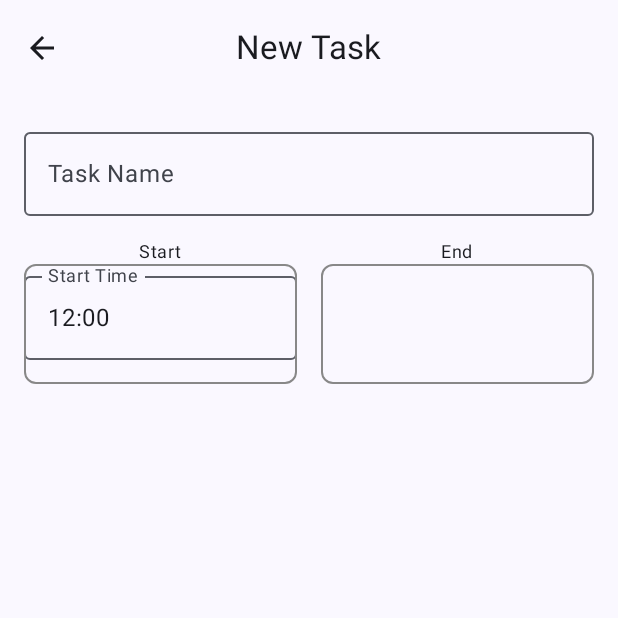
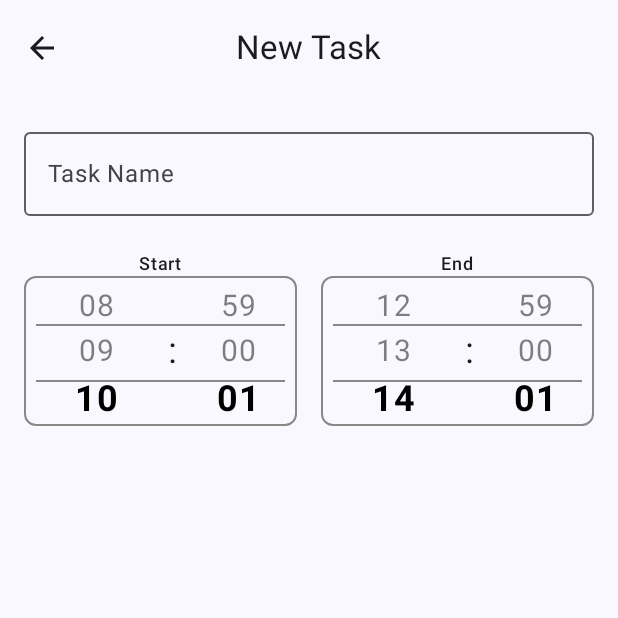
Before and after one commit to Lucy-zh321/Selfcareapp_rb20, an Android app built with Jetpack Compose: the AddTaskScreen screen opened through its navigation route, on a phone screen of 412 x 824 dp, the top half of it. Run offline under Robolectric (Android 15) with nearby library versions, the phone set to English and light mode, and no system bars.

Commit message:
added the scrollable times

```diff
--- a/app/src/main/java/com/example/selfcare/MainActivity.kt
+++ b/app/src/main/java/com/example/selfcare/MainActivity.kt
@@ -39,8 +39,6 @@ import androidx.compose.material.icons.automirrored.filled.ArrowForward
 import androidx.compose.ui.draw.clip
 import androidx.compose.foundation.border
 import androidx.compose.material3.FloatingActionButton
-import androidx.compose.material3.AlertDialog
-import androidx.compose.material3.TextButton
 import androidx.compose.material3.IconButton
 import androidx.compose.material3.MaterialTheme
 import androidx.compose.material.icons.filled.Add
@@ -49,14 +47,22 @@ import androidx.navigation.compose.composable
 import androidx.navigation.compose.rememberNavController
 import androidx.compose.foundation.lazy.LazyColumn
 import androidx.compose.foundation.shape.RoundedCornerShape
-import androidx.compose.foundation.clickable
 import androidx.compose.foundation.lazy.rememberLazyListState
-import kotlinx.coroutines.launch
-import androidx.compose.foundation.lazy.itemsIndexed
-import androidx.compose.ui.*
 import androidx.compose.ui.unit.*
-import kotlin.math.max
-import kotlin.math.min
+import androidx.compose.foundation.gestures.snapping.rememberSnapFlingBehavior
+import androidx.compose.animation.core.animateDpAsState
+import androidx.compose.animation.core.animateFloatAsState
+import androidx.compose.foundation.layout.*
+import androidx.compose.foundation.lazy.LazyColumn
+import androidx.compose.foundation.lazy.rememberLazyListState
+import androidx.compose.foundation.lazy.items
+import androidx.compose.foundation.text.BasicText
+import androidx.compose.material3.Divider
+import androidx.compose.runtime.*
+import androidx.compose.ui.unit.*
+import androidx.compose.ui.platform.LocalDensity
+import androidx.compose.foundation.gestures.snapping.rememberSnapFlingBehavior
+
 
 
 
@@ -308,42 +314,6 @@ fun CalendarView(modifier: Modifier = Modifier) {
     }
 }
 
-@Composable
-fun TaskDialog(
-    taskName: String,
-    taskTime: String,
-    onTaskNameChange: (String) -> Unit,
-    onTaskTimeChange: (String) -> Unit,
-    onDismiss: () -> Unit,
-    onSave: () -> Unit
-) {
-    AlertDialog(
-        onDismissRequest = onDismiss,
-        title = { Text("Add Task") },
-        text = {
-            Column {
-                Text("Task Name:")
-                TextField(
-                    value = taskName,
-                    onValueChange = onTaskNameChange,
-                    modifier = Modifier.fillMaxWidth()
-                )
-                Spacer(modifier = Modifier.height(8.dp))
-                Text("Time:")
-                TextField(
-                    value = taskTime,
-                    onValueChange = onTaskTimeChange,
-                    modifier = Modifier.fillMaxWidth()
-                )
-            }
-        },
-        confirmButton = {
-            TextButton(onClick = onSave) {
-                Text("Save")
-            }
-        }
-    )
-}
 
 
 
@@ -358,19 +328,19 @@ fun BottomNavBar() {
     NavigationBar {
         NavigationBarItem(
             icon = { Icon(Icons.Default.DateRange, contentDescription = "Back") },
-            label = { Text("Back") },
+            label = { Text("Calendar") },
             selected = false,
             onClick = { /* Handle click */ }
         )
         NavigationBarItem(
             icon = { Icon(Icons.Default.FavoriteBorder, contentDescription = "Health") },
-            label = { Text("Next") },
+            label = { Text("Health") },
             selected = false,
             onClick = { /* Handle click */ }
         )
         NavigationBarItem(
             icon = { Icon(Icons.Default.Lock, contentDescription = "Financials") },
-            label = { Text("Settings") },
+            label = { Text("Financials") },
             selected = false,
             onClick = { /* Handle click */ }
         )
@@ -381,12 +351,11 @@ fun BottomNavBar() {
 @Composable
 fun AddTaskScreen(onBack: () -> Unit) {
     var taskName by remember { mutableStateOf("") }
-    var startHour by remember { mutableStateOf(12) }
+    var startHour by remember { mutableStateOf(9) }
     var startMinute by remember { mutableStateOf(0) }
     var endHour by remember { mutableStateOf(13) }
     var endMinute by remember { mutableStateOf(0) }
-    var startTime by remember { mutableStateOf("12:00") }
-    var endTime by remember { mutableStateOf("13:00") }
+
     Scaffold(
         topBar = {
             CenterAlignedTopAppBar(
@@ -413,58 +382,215 @@ fun AddTaskScreen(onBack: () -> Unit) {
                 modifier = Modifier.fillMaxWidth()
             )
 
-            Spacer(modifier = Modifier.height(16.dp))
+            Spacer(modifier = Modifier.height(24.dp))
 
-            // Row with two empty boxes side by side
             Row(
                 modifier = Modifier.fillMaxWidth(),
-                horizontalArrangement = Arrangement.spacedBy(16.dp) // Adjust spacing between boxes
+                horizontalArrangement = Arrangement.spacedBy(16.dp)
             ) {
-                // Left box (Start)
+                // Start Time Picker
                 Column(
                     horizontalAlignment = Alignment.CenterHorizontally,
                     modifier = Modifier.weight(1f)
                 ) {
-                    Text(text = "Start", style = MaterialTheme.typography.bodySmall)
+                    Text(text = "Start", style = MaterialTheme.typography.labelMedium)
                     Box(
                         modifier = Modifier
-                            .height(80.dp)
-                            .fillMaxWidth() // Ensure the box fills the available width
+                            .height(100.dp)
+                            .fillMaxWidth()
                             .border(1.dp, Color.Gray, RoundedCornerShape(8.dp))
-                    ){
-                        // Simple text field for the Start time (e.g., "12:30")
-                        OutlinedTextField(
-                            value = startTime,
-                            onValueChange = { newTime ->
-                                startTime = newTime
-                            },
-                            label = { Text("Start Time") },
-                            modifier = Modifier.fillMaxWidth()
+                            .padding(8.dp)
+                    ) {
+                        TimePickerWheel(
+                            selectedHour = startHour,
+                            selectedMinute = startMinute,
+                            onHourChange = { startHour = it },
+                            onMinuteChange = { startMinute = it }
                         )
                     }
-
-
-
-
-
-
-
-
-
                 }
 
-                // Right box (End)
+                // End Time Picker
                 Column(
                     horizontalAlignment = Alignment.CenterHorizontally,
                     modifier = Modifier.weight(1f)
                 ) {
-                    Text(text = "End", style = MaterialTheme.typography.bodySmall)
+                    Text(text = "End", style = MaterialTheme.typography.labelMedium)
                     Box(
                         modifier = Modifier
-                            .height(80.dp)
-                            .fillMaxWidth() // Ensure the box fills the available width
+                            .height(100.dp)
+                            .fillMaxWidth()
+                            .border(1.dp, Color.Gray, RoundedCornerShape(8.dp))
+                            .padding(8.dp)
+                    ) {
+                        TimePickerWheel(
+                            selectedHour = endHour,
+                            selectedMinute = endMinute,
+                            onHourChange = { endHour = it },
+                            onMinuteChange = { endMinute = it }
+                        )
+                    }
+                }
+            }
+        }
+    }
+}
 
-                            .border(1.dp, Color.Gray, RoundedCornerShape(8.dp))
+
+@Composable
+fun TimePickerWheel(
+    selectedHour: Int,
+    selectedMinute: Int,
+    onHourChange: (Int) -> Unit,
+    onMinuteChange: (Int) -> Unit
+) {
+    val visibleItems = 3
+    val cellHeight = 30.dp
+    val hourList = remember { (0..23).toList() }
+    val minuteList = remember { (0..59).toList() }
+
+    val repeatedHours = remember { List(100) { hourList }.flatten() }
+    val repeatedMinutes = remember { List(100) { minuteList }.flatten() }
+
+    val hourState = rememberLazyListState(50 * hourList.size + selectedHour)
+    val minuteState = rememberLazyListState(50 * minuteList.size + selectedMinute)
+
+    val isHourScrolling by remember { derivedStateOf { hourState.isScrollInProgress } }
+    val isMinuteScrolling by remember { derivedStateOf { minuteState.isScrollInProgress } }
+    var hourSelectedIndex by remember { mutableStateOf(-1) }
+    var minuteSelectedIndex by remember { mutableStateOf(-1) }
+
+
+    // Snap selection when scrolling stops
+    // Get the hour that's visually centered
+    LaunchedEffect(hourState.isScrollInProgress.not()) {
+        val visibleItems = hourState.layoutInfo.visibleItemsInfo
+        val center = hourState.layoutInfo.viewportSize.height / 2
+        val centeredItem = visibleItems.minByOrNull {
+            kotlin.math.abs((it.offset + it.size / 2) - center)
+        }
+        centeredItem?.let {
+            hourSelectedIndex = it.index
+            val hour = repeatedHours[it.index % repeatedHours.size]
+            onHourChange(hour)
+        }
+    }
+
+
+
+    LaunchedEffect(minuteState.isScrollInProgress.not()) {
+        val visibleItems = minuteState.layoutInfo.visibleItemsInfo
+        val center = minuteState.layoutInfo.viewportSize.height / 2
+        val centeredItem = visibleItems.minByOrNull {
+            kotlin.math.abs((it.offset + it.size / 2) - center)
+        }
+        centeredItem?.let {
+            minuteSelectedIndex = it.index
+            val minute = repeatedMinutes[it.index % repeatedMinutes.size]
+            onMinuteChange(minute)
+        }
+    }
+
+
+
+    val selectorLineColor = Color.Gray
+    val selectorLineThickness = 1.dp
+
+    Box(
+        modifier = Modifier
+            .height(cellHeight * visibleItems)
+            .fillMaxWidth()
+    ) {
+        // Selector lines (top & bottom)
+        Column(
+            modifier = Modifier.matchParentSize()
+        ) {
+            Spacer(modifier = Modifier.height(cellHeight - 6.dp))
+            Divider(
+                color = selectorLineColor,
+                thickness = selectorLineThickness,
+                modifier = Modifier.fillMaxWidth()
+            )
+            Spacer(modifier = Modifier.height(cellHeight + 6.dp))
+            Divider(
+                color = selectorLineColor,
+                thickness = selectorLineThickness,
+                modifier = Modifier.fillMaxWidth()
+            )
+        }
+
+        Row(
+            modifier = Modifier.fillMaxSize(),
+            horizontalArrangement = Arrangement.Center,
+            verticalAlignment = Alignment.CenterVertically
+        ) {
+            // Hour Wheel
+            LazyColumn(
+                state = hourState,
+                modifier = Modifier.width(80.dp),
+                horizontalAlignment = Alignment.CenterHorizontally,
+                flingBehavior = rememberSnapFlingBehavior(hourState),
+                contentPadding = PaddingValues(vertical = cellHeight)
+            ) {
+                items(repeatedHours.size) { index ->
+                    val hour = repeatedHours[index]
+                    val isSelected = index == hourSelectedIndex && !isHourScrolling
+                    val animatedSize by animateDpAsState(
+                        targetValue = if (isSelected) 24.dp else 20.dp,
+                        label = "HourSize"
+                    )
+                    val animatedAlpha by animateFloatAsState(
+                        targetValue = if (isSelected) 1f else 0.5f,
+                        label = "HourAlpha"
+                    )
+                    Text(
+                        text = hour.toString().padStart(2, '0'),
+                        modifier = Modifier
+                            .height(cellHeight)
+                            .width(60.dp),
+                        fontSize = with(LocalDensity.current) { animatedSize.toSp() },
+                        fontWeight = if (isSelected) FontWeight.Bold else FontWeight.Normal,
+                        color = Color.Black.copy(alpha = animatedAlpha),
+                        textAlign = TextAlign.Center
+                    )
+                }
+            }
+
+            // Colon
+            Text(
+                text = ":",
+                fontSize = 24.sp,
+                modifier = Modifier.padding(horizontal = 8.dp)
+            )
+
+            // Minute Wheel
+            LazyColumn(
+                state = minuteState,
+                modifier = Modifier.width(80.dp),
+                horizontalAlignment = Alignment.CenterHorizontally,
+                flingBehavior = rememberSnapFlingBehavior(minuteState),
+                contentPadding = PaddingValues(vertical = cellHeight)
+            ) {
+                items(repeatedMinutes.size) { index ->
+                    val minute = repeatedMinutes[index]
+                    val isSelected = index == minuteSelectedIndex && !isMinuteScrolling
+                    val animatedSize by animateDpAsState(
+                        targetValue = if (isSelected) 24.dp else 20.dp,
+                        label = "MinuteSize"
+                    )
+                    val animatedAlpha by animateFloatAsState(
+                        targetValue = if (isSelected) 1f else 0.5f,
+                        label = "MinuteAlpha"
+                    )
+                    Text(
+                        text = minute.toString().padStart(2, '0'),
+                        modifier = Modifier
+                            .height(cellHeight)
+                            .width(60.dp),
+                        fontSize = with(LocalDensity.current) { animatedSize.toSp() },
+                        fontWeight = if (isSelected) FontWeight.Bold else FontWeight.Normal,
+                        color = Color.Black.copy(alpha = animatedAlpha),
+                        textAlign = TextAlign.Center
                     )
                 }
             }
@@ -473,177 +599,8 @@ fun AddTaskScreen(onBack: () -> Unit) {
 }
 
 
-//@Composable
-//fun TimePickerBox(
-//    label: String,
-//    hour: Int,
-//    minute: Int,
-//    onHourChange: (Int) -> Unit,
-//    onMinuteChange: (Int) -> Unit
-//) {
-//    val hourList = (0..23).map { it.toString().padStart(2, '0') }
-//    val minuteList = (0..59).map { it.toString().padStart(2, '0') }
-//    val listState = rememberLazyListState()
-//
-//    Column(
-//        modifier = Modifier
-//            .background(Color(0xFFF0F0F0), shape = RoundedCornerShape(8.dp))
-//            .padding(16.dp)
-//    ) {
-//        Text(text = label, style = MaterialTheme.typography.bodyLarge)
-//
-//        Spacer(modifier = Modifier.height(8.dp))
-//
-//        Column(
-//            horizontalAlignment = Alignment.CenterHorizontally
-//        ) {
-//            Text(text = hourList[hour], style = MaterialTheme.typography.headlineSmall)
-//
-//            // Faded hour and minute values
-//            Row(
-//                horizontalArrangement = Arrangement.Center,
-//                verticalAlignment = Alignment.CenterVertically
-//            ) {
-//                Text(
-//                    text = hourList[max(0, hour - 1)],
-//                    style = MaterialTheme.typography.bodySmall.copy(color = Color.Gray)
-//                )
-//                Spacer(modifier = Modifier.width(4.dp))
-//                Text(text = ":", style = MaterialTheme.typography.bodySmall)
-//                Spacer(modifier = Modifier.width(4.dp))
-//                Text(
-//                    text = hourList[min(23, hour + 1)],
-//                    style = MaterialTheme.typography.bodySmall.copy(color = Color.Gray)
-//                )
-//            }
-//
-//            Spacer(modifier = Modifier.height(16.dp))
-//
-//            // Minute picker
-//            Text(text = minuteList[minute], style = MaterialTheme.typography.headlineSmall)
-//
-//            // Faded minute values
-//            Row(
-//                horizontalArrangement = Arrangement.Center,
-//                verticalAlignment = Alignment.CenterVertically
-//            ) {
-//                Text(
-//                    text = minuteList[max(0, minute - 1)],
-//                    style = MaterialTheme.typography.bodySmall.copy(color = Color.Gray)
-//                )
-//                Spacer(modifier = Modifier.width(4.dp))
-//                Text(text = ":", style = MaterialTheme.typography.bodySmall)
-//                Spacer(modifier = Modifier.width(4.dp))
-//                Text(
-//                    text = minuteList[min(59, minute + 1)],
-//                    style = MaterialTheme.typography.bodySmall.copy(color = Color.Gray)
-//                )
-//            }
-//
-//            Spacer(modifier = Modifier.height(16.dp))
-//
-//            // Lazy Column for scrolling hours and minutes
-//            LazyColumn(state = listState) {
-//                itemsIndexed(hourList) { index, item ->
-//                    Row(
-//                        modifier = Modifier
-//                            .fillMaxWidth()
-//                            .clickable {
-//                                onHourChange(index)
-//                            }
-//                            .padding(8.dp),
-//                        horizontalArrangement = Arrangement.Center
-//                    ) {
-//                        Text(text = item, style = MaterialTheme.typography.bodyLarge)
-//                    }
-//                }
-//            }
-//        }
-//    }
-//}
 
-//@Composable
-//fun TimePickerBox(
-//    label: String,
-//    selectedHour: Int,
-//    selectedMinute: Int,
-//    onHourChange: (Int) -> Unit,
-//    onMinuteChange: (Int) -> Unit,
-//    modifier: Modifier = Modifier
-//) {
-//    val hours = (0..23).toList()
-//    val minutes = (0..59).toList()
-//
-//    Column(
-//        modifier = Modifier
-//            .height(180.dp)
-//            .clip(RoundedCornerShape(16.dp))
-//            .background(Color(0xFFF3F3F3))
-//            .padding(8.dp)
-//    ) {
-//        Text(
-//            text = label,
-//            style = MaterialTheme.typography.labelLarge,
-//            modifier = Modifier.padding(bottom = 4.dp)
-//        )
-//        Divider(color = Color.Gray, thickness = 1.dp)
-//        Row(
-//            modifier = Modifier.fillMaxWidth(),
-//            horizontalArrangement = Arrangement.SpaceEvenly
-//        ) {
-//            TimeScrollColumn(
-//                items = hours,
-//                selectedItem = selectedHour,
-//                onSelectedItemChange = onHourChange
-//            )
-//            Text(":", style = MaterialTheme.typography.headlineMedium, modifier = Modifier.align(Alignment.CenterVertically))
-//            TimeScrollColumn(
-//                items = minutes,
-//                selectedItem = selectedMinute,
-//                onSelectedItemChange = onMinuteChange
-//            )
-//        }
-//        Divider(color = Color.Gray, thickness = 1.dp)
-//    }
-//}
 
-@Composable
-fun TimeScrollColumn(
-    items: List<Int>,
-    selectedItem: Int,
-    onSelectedItemChange: (Int) -> Unit
-) {
-    val listState = rememberLazyListState()
-    val coroutineScope = rememberCoroutineScope()
-
-    LaunchedEffect(selectedItem) {
-        coroutineScope.launch {
-            listState.scrollToItem(selectedItem)
-        }
-    }
-
-    LazyColumn(
-        state = listState,
-        modifier = Modifier
-            .height(100.dp)
-            .width(60.dp),
-        horizontalAlignment = Alignment.CenterHorizontally
-    ) {
-        items(items.size) { index ->
-            val isSelected = index == selectedItem
-            Text(
-                text = items[index].toString().padStart(2, '0'),
-                style = if (isSelected) MaterialTheme.typography.bodyLarge else MaterialTheme.typography.bodySmall.copy(color = Color.Gray),
-                modifier = Modifier
-                    .height(32.dp)
-                    .clickable {
-                        onSelectedItemChange(index)
-                    },
-                textAlign = TextAlign.Center
-            )
-        }
-    }
-}
 
 
 
```
Also changed, not shown: 1 other file.
